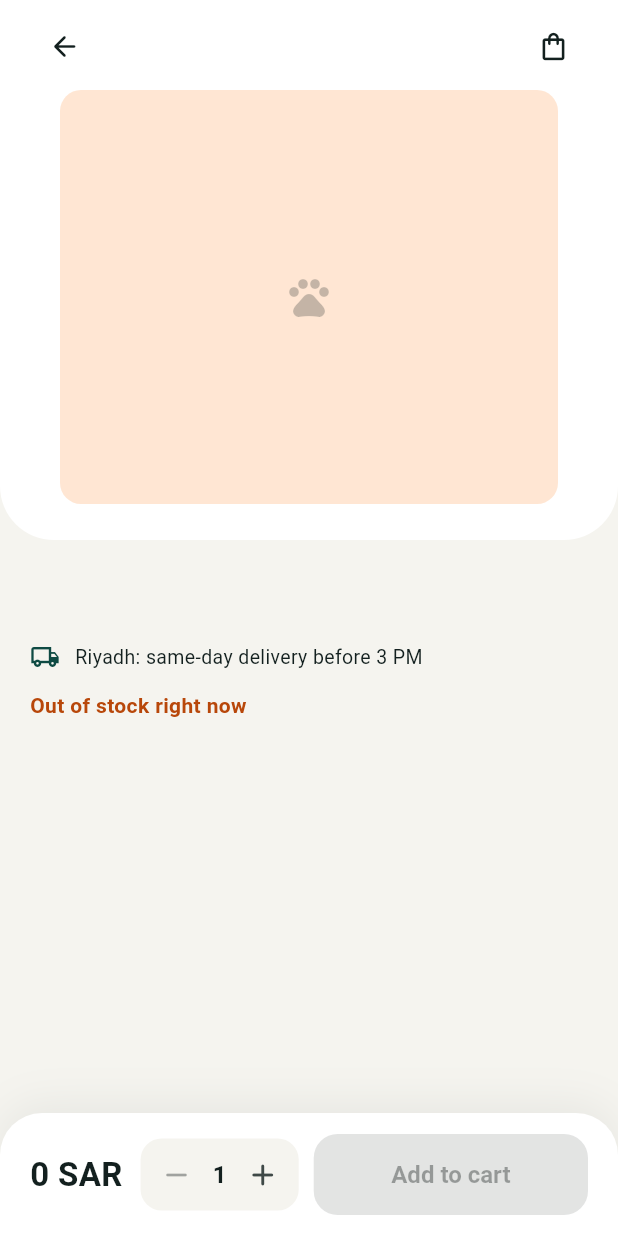
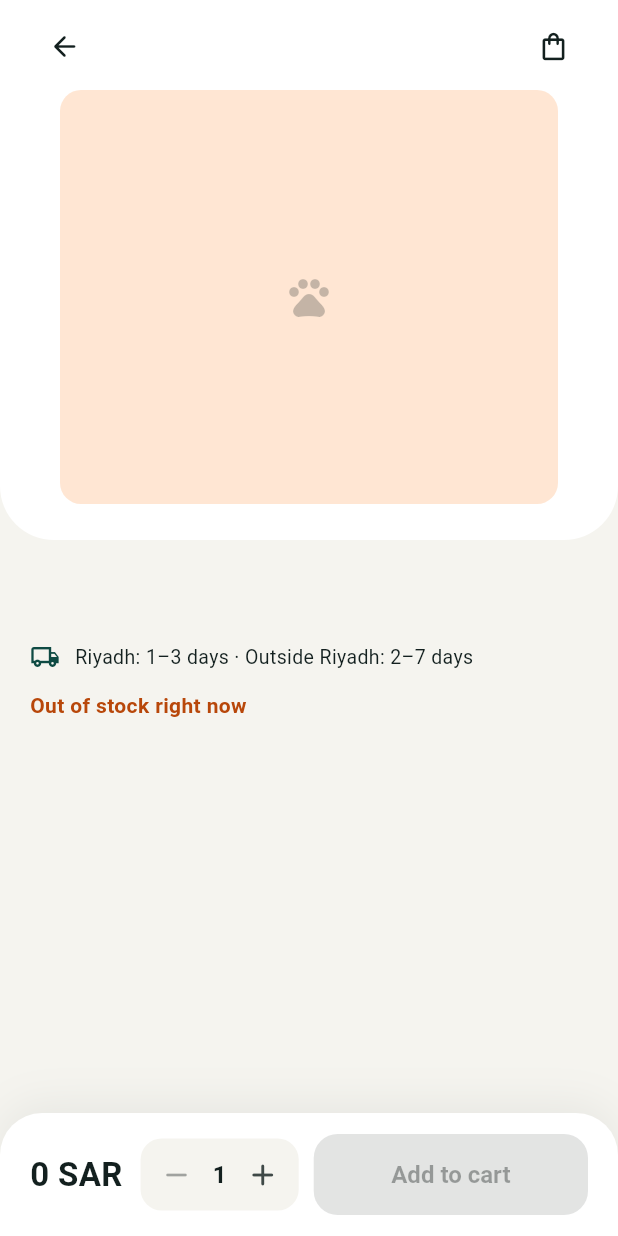
Before and after one commit to dokansa/dokan-app, a Flutter app: the _ProductView screen opened directly with empty values, on a phone screen of 412 x 824 dp. Run offline on Flutter 3.47's test engine with Material 3 defaults, Android fonts, the phone set to English and light mode, and no system bars; our stand-ins replace cached_network_image, dio, firebase_core, firebase_messaging, flutter_riverpod, flutter_secure_storage and 9 more; accounts and stored records are empty; network calls fail.

Commit message:
Delivery times: Riyadh 1-3 days, outside Riyadh 2-7 days by weight
Co-Authored-By: Claude Opus 5.5 <noreply@anthropic.com>
Claude-Session: https://claude.ai/code/session_01QgGPoTdt8TXjKCDvGUHfBa

```diff
--- a/app/lib/models/models.dart
+++ b/app/lib/models/models.dart
@@ -593,10 +593,10 @@ class StoreConfig {
           PromoBanner((b as Map)['image']?.toString() ?? '', cleanText(b['title']), b['link']?.toString() ?? '')
       ],
       deliveryRiyadh: cleanText(j['delivery_note_riyadh']).isEmpty
-          ? AppLang.t('داخل الرياض: يوصلك اليوم إذا طلبت قبل ٣ العصر', 'Riyadh: same-day delivery for orders before 3 PM')
+          ? AppLang.t('داخل الرياض: من ١ إلى ٣ أيام', 'Riyadh: 1–3 days')
           : cleanText(j['delivery_note_riyadh']),
       deliveryKsa: cleanText(j['delivery_note_ksa']).isEmpty
-          ? AppLang.t('باقي مناطق المملكة: من ٢ إلى ٧ أيام', 'Rest of Saudi Arabia: 2–7 days')
+          ? AppLang.t('خارج الرياض: من ٢ إلى ٧ أيام، والشحن حسب الوزن', 'Outside Riyadh: 2–7 days, shipping by weight')
           : cleanText(j['delivery_note_ksa']),
       otpChannels: [for (final c in (j['otp_channels'] as List? ?? const [])) c.toString()],
       policies: [
--- a/app/lib/screens/cart_screen.dart
+++ b/app/lib/screens/cart_screen.dart
@@ -463,8 +463,11 @@ class _DeliveryStrip extends ConsumerWidget {
 
   @override
   Widget build(BuildContext context, WidgetRef ref) {
-    final note = ref.watch(configProvider).valueOrNull?.deliveryRiyadh ??
-        context.tr('داخل الرياض: يوصلك اليوم إذا طلبت قبل ٣ العصر', 'Riyadh: same-day delivery before 3 PM');
+    final cfg = ref.watch(configProvider).valueOrNull;
+    final note = cfg == null
+        ? context.tr('داخل الرياض: من ١ إلى ٣ أيام · خارج الرياض: من ٢ إلى ٧ أيام (الشحن حسب الوزن)',
+            'Riyadh: 1–3 days · Outside Riyadh: 2–7 days (shipping by weight)')
+        : '${cfg.deliveryRiyadh}\n${cfg.deliveryKsa}';
     return Container(
       padding: const EdgeInsets.symmetric(horizontal: 12, vertical: 10),
       decoration: BoxDecoration(color: C.mint, borderRadius: BorderRadius.circular(14)),
--- a/app/lib/screens/product_screen.dart
+++ b/app/lib/screens/product_screen.dart
@@ -189,8 +189,10 @@ class _ProductViewState extends ConsumerState<_ProductView> {
                         const SizedBox(width: 10),
                         Expanded(
                           child: Text(
-                            config?.deliveryRiyadh ??
-                                context.tr('داخل الرياض: يوصلك اليوم إذا طلبت قبل ٣ العصر', 'Riyadh: same-day delivery before 3 PM'),
+                            config == null
+                                ? context.tr('داخل الرياض: من ١ إلى ٣ أيام · خارج الرياض: من ٢ إلى ٧ أيام',
+                                    'Riyadh: 1–3 days · Outside Riyadh: 2–7 days')
+                                : '${config.deliveryRiyadh}\n${config.deliveryKsa}',
                             style: const TextStyle(fontSize: 13),
                           ),
                         ),
```
Also changed, not shown: 2 other files.
